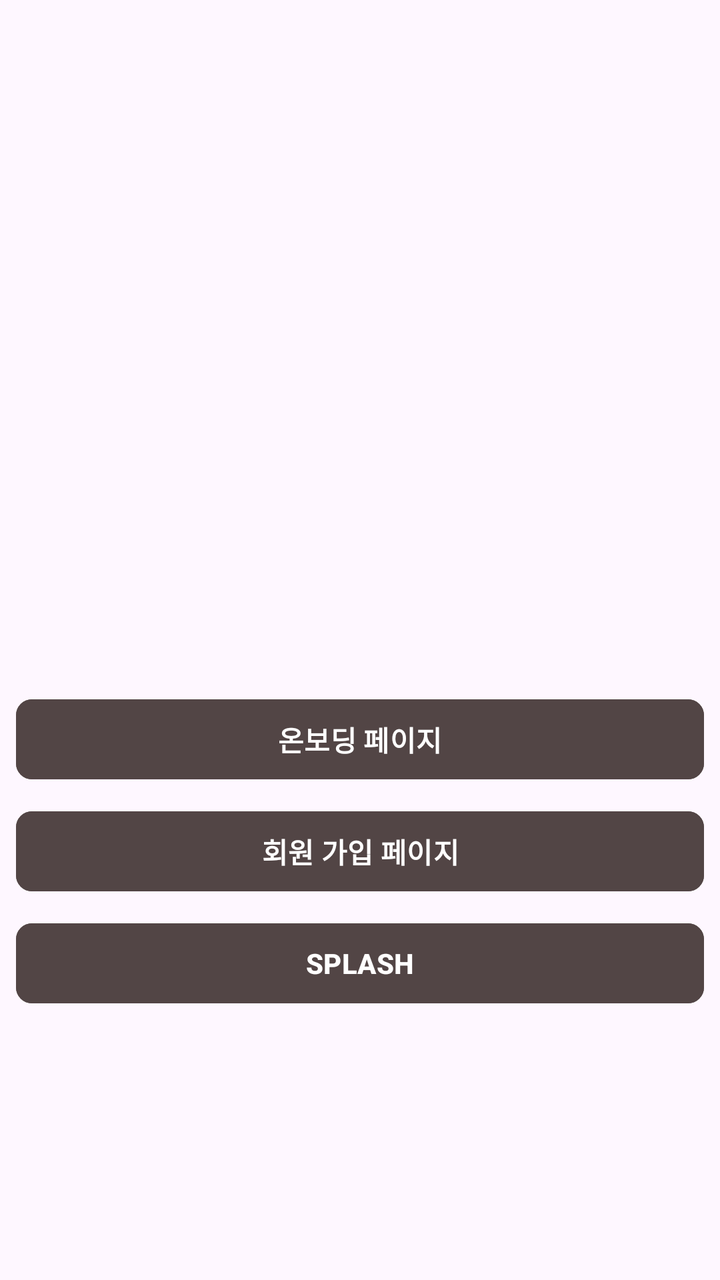
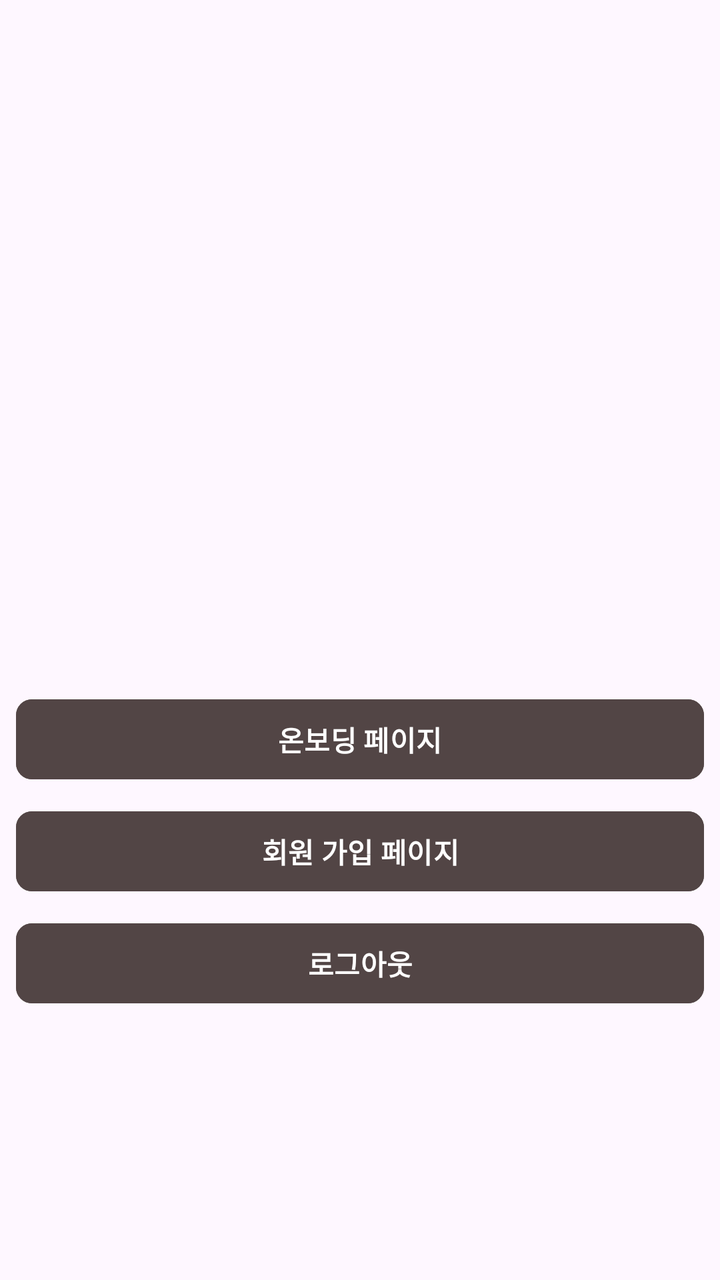

Compare the two renders of this Android layout. The source of the first and the diff that turns it into the second are given below.
<!-- AndroidManifest.xml: application theme Theme.Bonda -->
<!-- res/layout/fragment_main_library.xml -->
<?xml version="1.0" encoding="utf-8"?>
<androidx.constraintlayout.widget.ConstraintLayout xmlns:android="http://schemas.android.com/apk/res/android"
    xmlns:app="http://schemas.android.com/apk/res-auto"
    android:layout_width="match_parent"
    android:layout_height="match_parent">

    <TextView
        android:id="@+id/text_library"
        android:layout_width="match_parent"
        android:layout_height="wrap_content"
        android:layout_marginStart="8dp"
        android:layout_marginTop="8dp"
        android:layout_marginEnd="8dp"
        android:textAlignment="center"
        android:textSize="20sp"
        app:layout_constraintBottom_toBottomOf="parent"
        app:layout_constraintEnd_toEndOf="parent"
        app:layout_constraintStart_toStartOf="parent"
        app:layout_constraintTop_toTopOf="parent" />

    <com.google.android.material.button.MaterialButton
        android:id="@+id/button_onboarding"
        style="@style/Widget.Bonda.Button.Primary"
        android:layout_width="0dp"
        android:layout_height="wrap_content"
        android:layout_margin="8dp"
        android:text="온보딩 페이지"
        app:layout_constraintEnd_toEndOf="parent"
        app:layout_constraintStart_toStartOf="parent"
        app:layout_constraintTop_toBottomOf="@id/text_library" />

    <com.google.android.material.button.MaterialButton
        android:id="@+id/button_books"
        style="@style/Widget.Bonda.Button.Primary"
        android:layout_width="0dp"
        android:layout_height="wrap_content"
        android:layout_margin="8dp"
        android:text="회원 가입 페이지"
        app:layout_constraintEnd_toEndOf="parent"
        app:layout_constraintStart_toStartOf="parent"
        app:layout_constraintTop_toBottomOf="@id/button_onboarding" />

    <com.google.android.material.button.MaterialButton
        android:id="@+id/button_sign_in"
        style="@style/Widget.Bonda.Button.Primary"
        android:layout_width="0dp"
        android:layout_height="wrap_content"
        android:layout_margin="8dp"
        android:text="SPLASH"
        app:layout_constraintEnd_toEndOf="parent"
        app:layout_constraintStart_toStartOf="parent"
        app:layout_constraintTop_toBottomOf="@id/button_books" />

</androidx.constraintlayout.widget.ConstraintLayout>
<!-- resources referenced by this layout -->
<resources>
  <style name="Widget.Bonda.Button.Primary" parent="Widget.Material3.Button">
          <item name="android:backgroundTint">@color/surface_accent_primary</item>
          <item name="android:textColor">@color/text_default_inverse</item>
          <item name="android:textSize">14sp</item>
          <item name="android:textStyle">bold</item>
          <item name="cornerRadius">8dp</item>
      </style>
  <style name="Theme.Bonda" parent="Theme.Material3.Light.NoActionBar" />
  <color name="surface_accent_primary">#524545</color>
  <color name="text_default_inverse">#FFFFFF</color>
</resources>

<!-- the commit's change to res/layout/fragment_main_library.xml (unified diff, before → after) -->
@@ -46,7 +46,7 @@
         android:layout_width="0dp"
         android:layout_height="wrap_content"
         android:layout_margin="8dp"
-        android:text="SPLASH"
+        android:text="로그아웃"
         app:layout_constraintEnd_toEndOf="parent"
         app:layout_constraintStart_toStartOf="parent"
         app:layout_constraintTop_toBottomOf="@id/button_books" />
